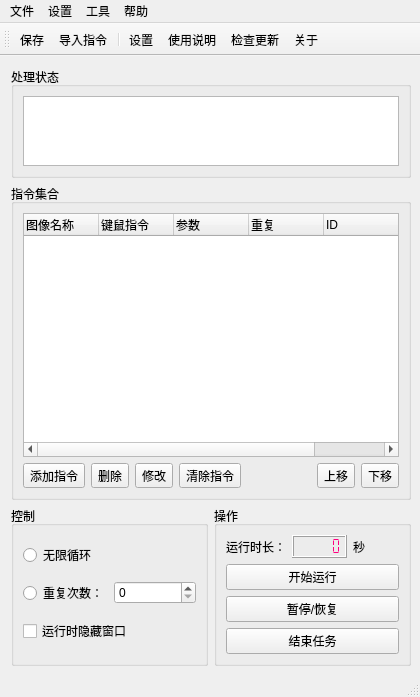
This is 窗体/mainwindow.ui in FsterThanLight/Clicker as Qt 5 draws it before an edit. The edited form follows.
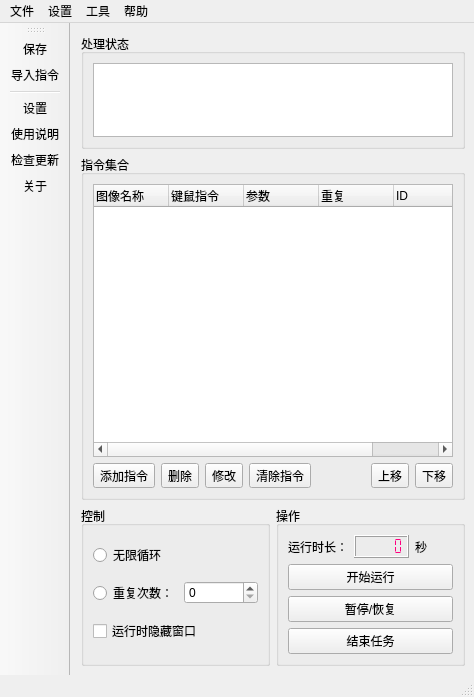
This is the edited form. Icons and pictures are not drawn.

What changed in the file:
```diff
--- a/窗体/mainwindow.ui
+++ b/窗体/mainwindow.ui
@@ -6,7 +6,7 @@
    <rect>
     <x>0</x>
     <y>0</y>
-    <width>420</width>
+    <width>474</width>
     <height>697</height>
    </rect>
   </property>
@@ -323,7 +323,7 @@
     <rect>
      <x>0</x>
      <y>0</y>
-     <width>420</width>
+     <width>474</width>
      <height>26</height>
     </rect>
    </property>
@@ -363,7 +363,7 @@
     <string>toolBar</string>
    </property>
    <attribute name="toolBarArea">
-    <enum>TopToolBarArea</enum>
+    <enum>LeftToolBarArea</enum>
    </attribute>
    <attribute name="toolBarBreak">
     <bool>false</bool>
```
